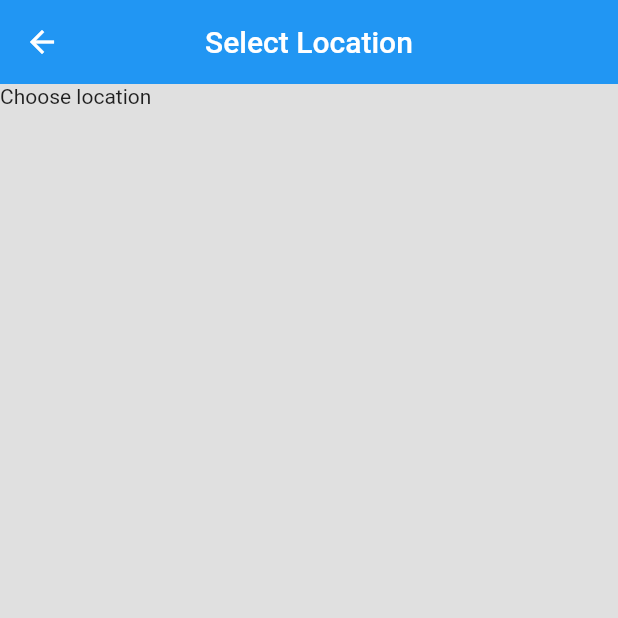
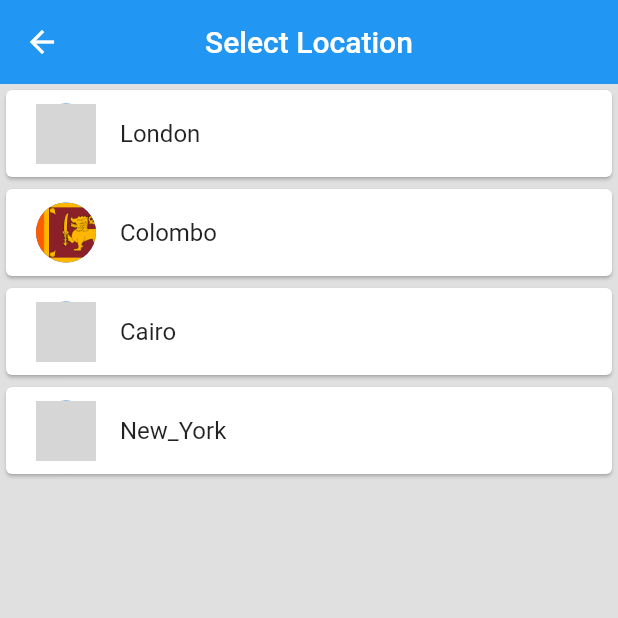
Before and after one commit to ParindaPalansooriya/world_time, a Flutter app: the ChooseLocation screen opened by its route, on a phone screen of 412 x 824 dp, the top half of it. Run offline on Flutter 3.47's test engine with Material 2 defaults, Android fonts, the phone set to English and light mode, and no system bars; our stand-ins replace flutter_spinkit, progress_dialog; network calls fail; project files that could hold a hidden picture were left out; grey boxes are pictures that could not be loaded.

Commit message:
change 4
# add location list in chose location page
# add loading dialog to list item click
# pass data to 2home from choose location page
# update ui with recived data from choose location page

```diff
--- a/lib/pages/choose_location.dart
+++ b/lib/pages/choose_location.dart
@@ -1,4 +1,5 @@
 import 'package:flutter/material.dart';
+import 'package:worldtime/services/WorldTime.dart';
 
 class ChooseLocation extends StatefulWidget {
   @override
@@ -6,6 +7,25 @@ class ChooseLocation extends StatefulWidget {
 }
 
 class _ChooseLocationState extends State<ChooseLocation> {
+
+  List<WorldTime> list = [
+    WorldTime(url: 'Europe/London', location: 'London', flag: 'uk.svg'),
+    WorldTime(url: 'Asia/Colombo' , location: 'Colombo', flag: 'sl.png'),
+    WorldTime(url: 'Africa/Cairo', location: 'Cairo', flag: 'af.svg'),
+    WorldTime(url: 'America/New_York', location: 'New_York', flag: 'us.svg'),
+  ];
+
+  void updateTime(index) async {
+    WorldTime newTime = list[index];
+    await newTime.getTime(context);
+    // open home with data passing
+    Navigator.pop(context,{
+      'location' : newTime.location,
+      'flag' : newTime.flag,
+      'time' : newTime.time,
+      'isDayTime' : newTime.isDayTime,
+    });
+  }
 
   @override
   Widget build(BuildContext context) {
@@ -17,7 +37,25 @@ class _ChooseLocationState extends State<ChooseLocation> {
         centerTitle: true,
         elevation: 0.0,
       ),
-      body: Text("Choose location"),
+      body: ListView.builder(
+        itemCount: list.length,
+        itemBuilder: (context, index){
+          return Card(
+            child: Padding(
+              padding: const EdgeInsets.symmetric(vertical: 1.0, horizontal: 4.0),
+              child: ListTile(
+                onTap: () {
+                  updateTime(index);
+                },
+                title: Text(list[index].location),
+                leading: CircleAvatar(
+                  backgroundImage: AssetImage('assest/${list[index].flag}'),
+                ),
+              ),
+            ),
+          );
+        }
+      )
     );
   }
 }
--- a/lib/pages/loading.dart
+++ b/lib/pages/loading.dart
@@ -52,8 +52,8 @@ class _LoadingState extends State<Loading> {
   }*/
 
   void loadWordTime() async{
-    WorldTime time = WorldTime(location: 'colombo', flag: 'colombo.png', url: 'Asia/Colombo');
-    await time.getTime();
+    WorldTime time = WorldTime(location: 'Colombo', flag: 'sl.png', url: 'Asia/Colombo');
+    await time.getTime(context);
     //print('current time : '+time.time);
     // update the UI with new values
     /*setState(() {
--- a/pubspec.yaml
+++ b/pubspec.yaml
@@ -22,6 +22,7 @@ dependencies:
   http: ^0.12.0+4
   intl: ^0.16.1
   flutter_spinkit: ^4.1.2
+  progress_dialog: ^1.2.1
 
   # The following adds the Cupertino Icons font to your application.
   # Use with the CupertinoIcons class for iOS style icons.
```
Also changed, not shown: lib/pages/home.dart (+14 -4 lines), lib/services/WorldTime.dart (+26 -1 lines), assest/af.svg (added), assest/sl.png (added), assest/sl.svg (added), assest/uk.svg (added), assest/us.svg (added), pubspec.lock.
